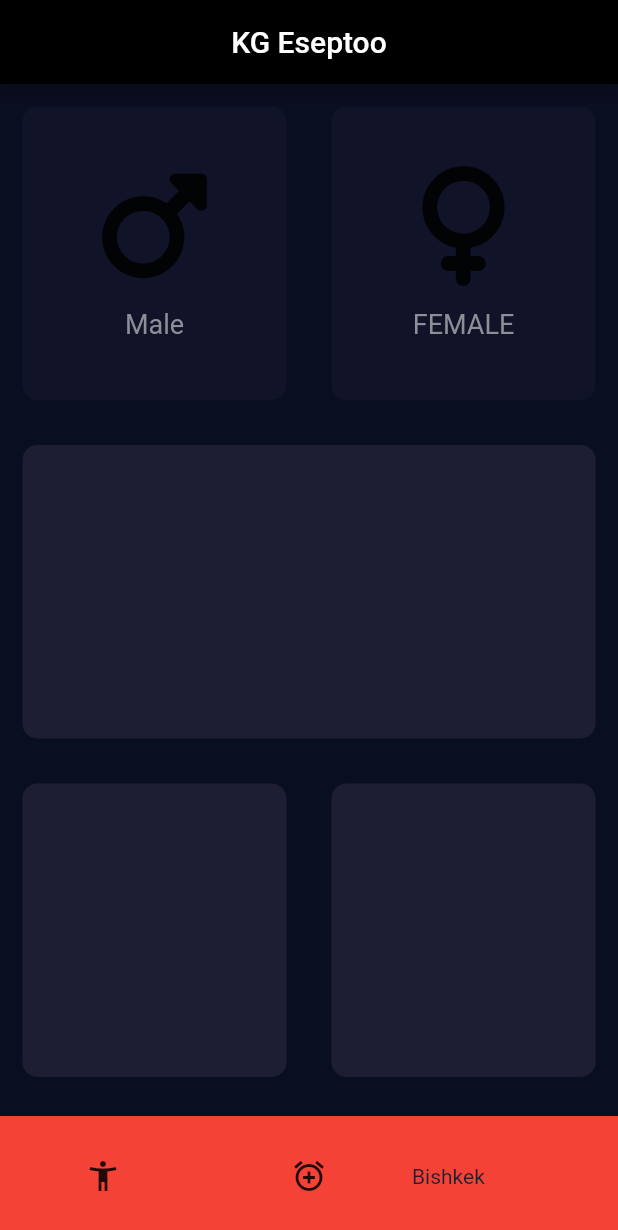
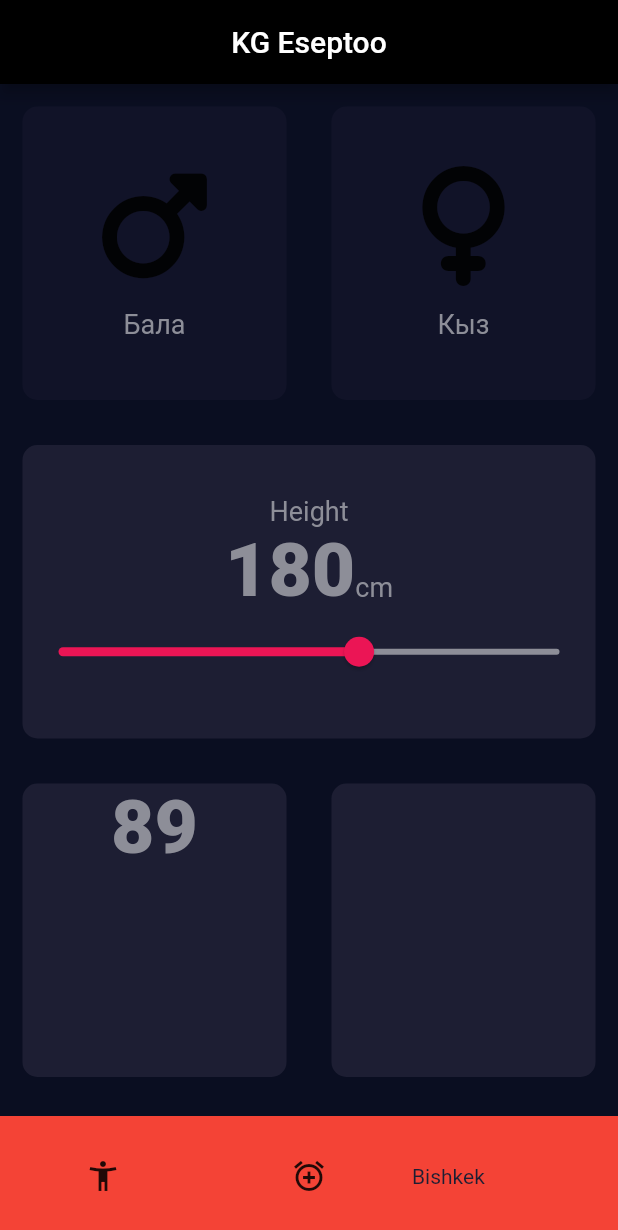
Before and after one commit to erjansatybaldyev/Bmi_calc, a Flutter app: the screen it shows after launch, on a phone screen of 412 x 824 dp. Shown: the top 1230 px of the screen. Run offline on Flutter 3.47's test engine with Material 2 defaults, Android fonts, the phone set to English and light mode, and no system bars; our stand-ins replace font_awesome_flutter.

Commit message:
slider and const

```diff
--- /dev/null
+++ b/bmi_calc/lib/constants.dart
@@ -0,0 +1,18 @@
+import 'package:flutter/material.dart';
+
+const kBottomContainerHeight = 80.0;
+const activeCardBoiok = Color(0xff1d1e33);
+const inactiveCardBoiok = Color(0xFF111328);
+const bottomContainerColor = Colors.red;
+const bottomContainerWidht = double.infinity;
+
+const labelTextStyle = TextStyle(
+  fontSize: 18.0,
+  color: Color(0xFF8d8e98),
+);
+
+const kNumberTextStyle = TextStyle(
+  color: Color(0xFF8d8e98),
+  fontSize: 50.0,
+  fontWeight: FontWeight.w900,
+);
--- a/bmi_calc/lib/icon_content.dart
+++ b/bmi_calc/lib/icon_content.dart
@@ -1,3 +1,4 @@
+import 'package:bmi_calc/constants.dart';
 import 'package:flutter/material.dart';
 
 const labelTextStyle = TextStyle(
--- a/bmi_calc/lib/page_new.dart
+++ b/bmi_calc/lib/page_new.dart
@@ -1,12 +1,9 @@
 import 'package:flutter/material.dart';
 import 'package:bmi_calc/widgets/new_page.dart';
+import 'package:flutter/painting.dart';
 import 'package:font_awesome_flutter/font_awesome_flutter.dart';
 
-const bottomContainerHeight = 80.0;
-const activeCardBoiok = Color(0xff1d1e33);
-const inactiveCardBoiok = Color(0xFF111328);
-const bottomContainerColor = Colors.red;
-const bottomContainerWidht = double.infinity;
+import 'constants.dart';
 
 enum Gender {
   male,
@@ -21,7 +18,8 @@ class MyHomePage extends StatefulWidget {
 }
 
 class _MyHomePageState extends State<MyHomePage> {
-  Gender selectedGender; // funksya  chakyruuluchu
+  Gender selectedGender;
+  int height = 180; // funksya  chakyruuluchu
 
   // Color maleCardBoiok = inactiveCardBoiok;
   // Color femaleCardBoiok = inactiveCardBoiok;
@@ -57,42 +55,39 @@ class _MyHomePageState extends State<MyHomePage> {
             child: Text('KG Eseptoo'),
           )),
       body: Column(
+        crossAxisAlignment: CrossAxisAlignment.stretch, // center kyluu
         children: [
           Expanded(
               child: Row(
             children: [
               Expanded(
-                  child: GestureDetector(
-                onTap: () {
+                  child: EseptooNew(
+                onPress: () {
                   setState(() {
                     selectedGender = Gender.male;
                   });
                 },
-                child: EseptooNew(
                 boiok: selectedGender == Gender.male
                     ? activeCardBoiok
                     : inactiveCardBoiok,
                 cardChild: IconWidget(
                   icon: FontAwesomeIcons.mars,
-                    label: 'Male',
-                  ),
+                  label: 'Бала',
                 ),
               )),
               Expanded(
-                  child: GestureDetector(
-                onTap: (() {
+                  child: EseptooNew(
+                onPress: () {
                   setState(() {
                     selectedGender = Gender.female;
                   });
-                }),
-                child: EseptooNew(
+                },
                 boiok: selectedGender == Gender.female
                     ? activeCardBoiok
                     : inactiveCardBoiok, // ternarnyi operator
                 cardChild: IconWidget(
                   icon: FontAwesomeIcons.venus,
-                    label: 'FEMALE',
-                  ),
+                  label: 'Кыз',
                 ),
               )),
             ],
@@ -100,6 +95,42 @@ class _MyHomePageState extends State<MyHomePage> {
           Expanded(
               child: EseptooNew(
             boiok: activeCardBoiok,
+            cardChild: Column(
+              mainAxisAlignment: MainAxisAlignment.center,
+              children: <Widget>[
+                Text(
+                  'Height',
+                  style: labelTextStyle, // constantstan keldy
+                ),
+                Row(
+                  mainAxisAlignment: MainAxisAlignment.center,
+                  crossAxisAlignment: CrossAxisAlignment.baseline,
+                  textBaseline: TextBaseline.alphabetic,
+                  children: [
+                    Text(
+                      height.toString(),
+                      style: kNumberTextStyle, // kyskartuu
+                    ),
+                    Text(
+                      'cm',
+                      style: labelTextStyle,
+                    )
+                  ],
+                ),
+                Slider(
+                  value: height.toDouble(),
+                  min: 120.0,
+                  max: 220.0,
+                  activeColor: Color(0xffeb1555),
+                  inactiveColor: Color(0xFF8d8e98),
+                  onChanged: (double value) {
+                    setState(() {
+                      height = value.round();
+                    });
+                  },
+                ), // jyldyrgych slider menen ishtoo
+              ],
+            ),
           )),
           Expanded(
               child: Row(
@@ -107,6 +138,12 @@ class _MyHomePageState extends State<MyHomePage> {
               Expanded(
                   child: EseptooNew(
                 boiok: activeCardBoiok,
+                cardChild: Column(children: [
+                  Text(
+                    '89',
+                    style: kNumberTextStyle,
+                  )
+                ]),
               )),
               Expanded(
                   child: EseptooNew(
@@ -118,10 +155,12 @@ class _MyHomePageState extends State<MyHomePage> {
             color: bottomContainerColor,
             margin: EdgeInsets.only(top: 11.0),
             width: bottomContainerWidht,
-            height: bottomContainerHeight,
+            height: kBottomContainerHeight,
             child: Row(
               children: [
-                Expanded(child: Icon(Icons.accessibility_new)),
+                Expanded(
+                  child: Icon(Icons.accessibility_new),
+                ),
                 Expanded(child: Icon(Icons.add_alarm)),
                 Expanded(
                     child: Text('Bishkek',
--- a/bmi_calc/lib/widgets/new_page.dart
+++ b/bmi_calc/lib/widgets/new_page.dart
@@ -3,18 +3,22 @@ import 'package:bmi_calc/page_new.dart';
 import 'package:font_awesome_flutter/font_awesome_flutter.dart';
 
 class EseptooNew extends StatelessWidget {
-  EseptooNew({@required this.boiok, this.cardChild});
+  EseptooNew({@required this.boiok, this.cardChild, this.onPress});
   final Color boiok;
   final Widget cardChild;
+  final Function onPress;
 
   @override
   Widget build(BuildContext context) {
-    return Container(
-      child: cardChild,
-      margin: EdgeInsets.all(15.0),
-      decoration: BoxDecoration(
-        color: boiok,
-        borderRadius: BorderRadius.circular(10.0),
+    return GestureDetector(
+      onTap: onPress, // eseptoo new kirip ketti
+      child: Container(
+        child: cardChild,
+        margin: EdgeInsets.all(15.0),
+        decoration: BoxDecoration(
+          color: boiok,
+          borderRadius: BorderRadius.circular(10.0),
+        ),
       ),
     );
   }
```
Lines whose indentation alone changed are shown as unchanged.
